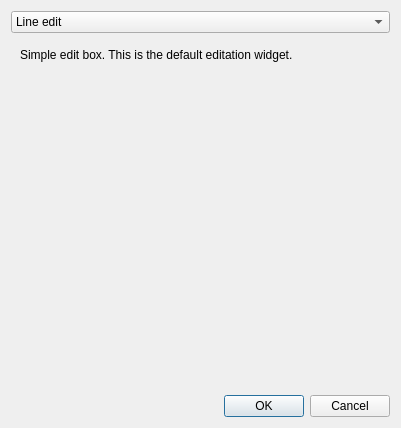
Old version of the form qgis/src/ui/qgsattributetypeedit.ui in the repository sourcepole/qgis.
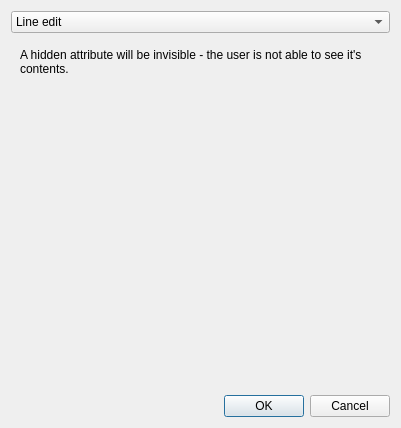
New version of the form. The open tabs and pages were chosen to show the change.

Commit message: vector editing update: - show mapped value instead of attribute value for value maps in attribute table and identify results. - alternating background color in identify results - allow hiding of attributes - add actions (including edit action) into identify results

Patch:
```diff
--- a/qgis/src/ui/qgsattributetypeedit.ui
+++ b/qgis/src/ui/qgsattributetypeedit.ui
@@ -64,7 +64,7 @@
       <number>5</number>
      </property>
      <widget class="QWidget" name="lineEditPage">
-      <layout class="QVBoxLayout" name="verticalLayout_9">
+      <layout class="QVBoxLayout" name="verticalLayout_1">
        <item>
         <widget class="QLabel" name="lineEditLabel">
          <property name="text">
@@ -454,6 +454,33 @@
        </item>
       </layout>
      </widget>
+     <widget class="QWidget" name="hiddenPage">
+      <layout class="QVBoxLayout" name="verticalLayout_9">
+       <item>
+        <widget class="QLabel" name="hiddenLabel">
+         <property name="text">
+          <string>A hidden attribute will be invisible - the user is not able to see it's contents.</string>
+         </property>
+         <property name="wordWrap">
+          <bool>true</bool>
+         </property>
+        </widget>
+       </item>
+       <item>
+        <spacer name="verticalSpacer_7">
+         <property name="orientation">
+          <enum>Qt::Vertical</enum>
+         </property>
+         <property name="sizeHint" stdset="0">
+          <size>
+           <width>20</width>
+           <height>304</height>
+          </size>
+         </property>
+        </spacer>
+       </item>
+      </layout>
+     </widget>
     </widget>
    </item>
    <item>
```
Left out of the diff: 9 changed lines with no effect on the pictures. The commit also changes 14 other files.
